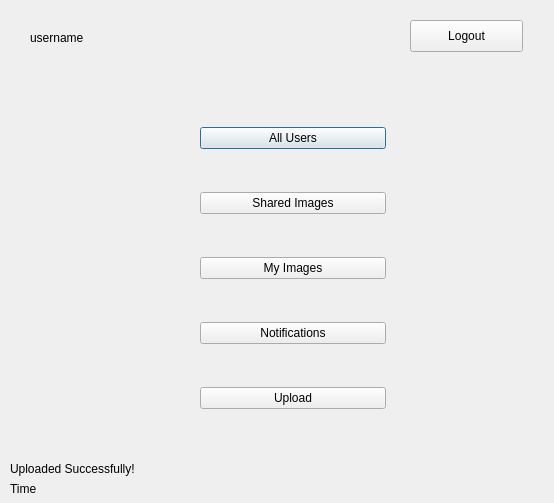
This is GUIFiles/profile.ui in SammySamer/Distributed-System-Image-Sharing-Platform as Qt 5 draws it before an edit. The edited form follows.
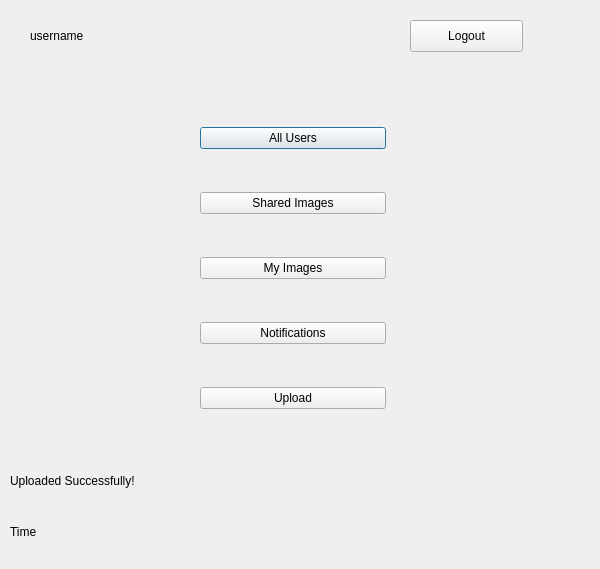
This is the edited form.

```diff
--- a/GUIFiles/profile.ui
+++ b/GUIFiles/profile.ui
@@ -6,8 +6,8 @@
    <rect>
     <x>0</x>
     <y>0</y>
-    <width>554</width>
-    <height>503</height>
+    <width>600</width>
+    <height>569</height>
    </rect>
   </property>
   <property name="windowTitle">
@@ -17,9 +17,9 @@
    <property name="geometry">
     <rect>
      <x>30</x>
-     <y>30</y>
-     <width>71</width>
-     <height>16</height>
+     <y>20</y>
+     <width>161</width>
+     <height>31</height>
     </rect>
    </property>
    <property name="text">
@@ -91,8 +91,8 @@
     <rect>
      <x>10</x>
      <y>460</y>
-     <width>171</width>
-     <height>17</height>
+     <width>331</width>
+     <height>41</height>
     </rect>
    </property>
    <property name="text">
@@ -103,9 +103,9 @@
    <property name="geometry">
     <rect>
      <x>10</x>
-     <y>480</y>
-     <width>531</width>
-     <height>17</height>
+     <y>516</y>
+     <width>541</width>
+     <height>31</height>
     </rect>
    </property>
    <property name="text">
```
